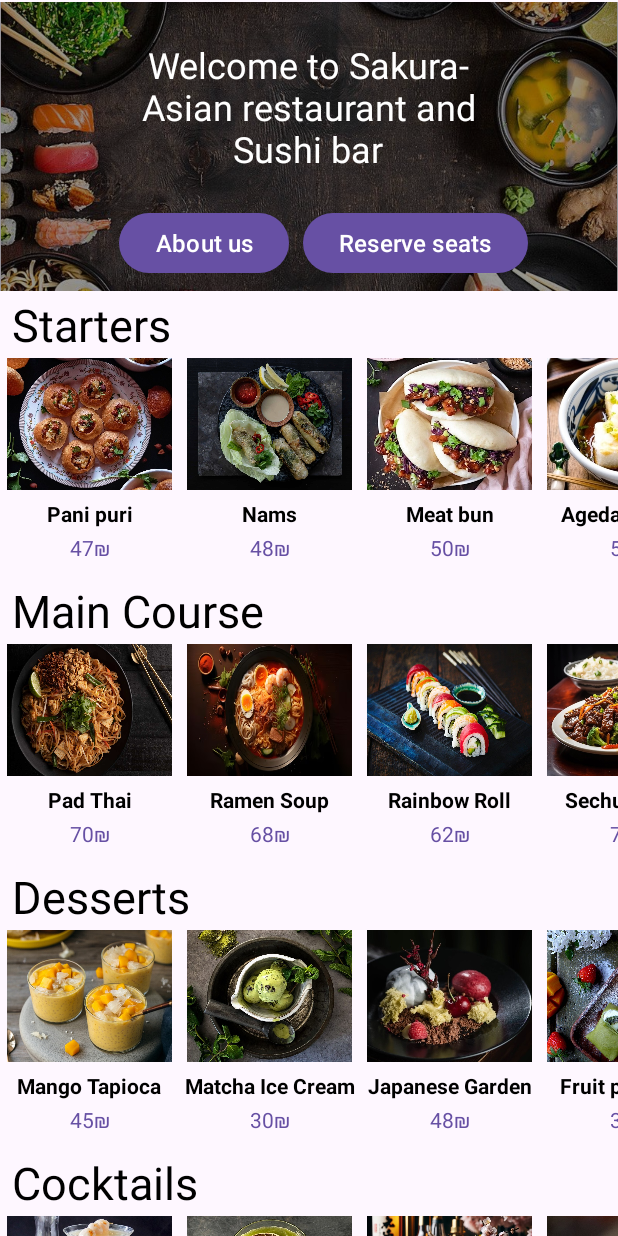
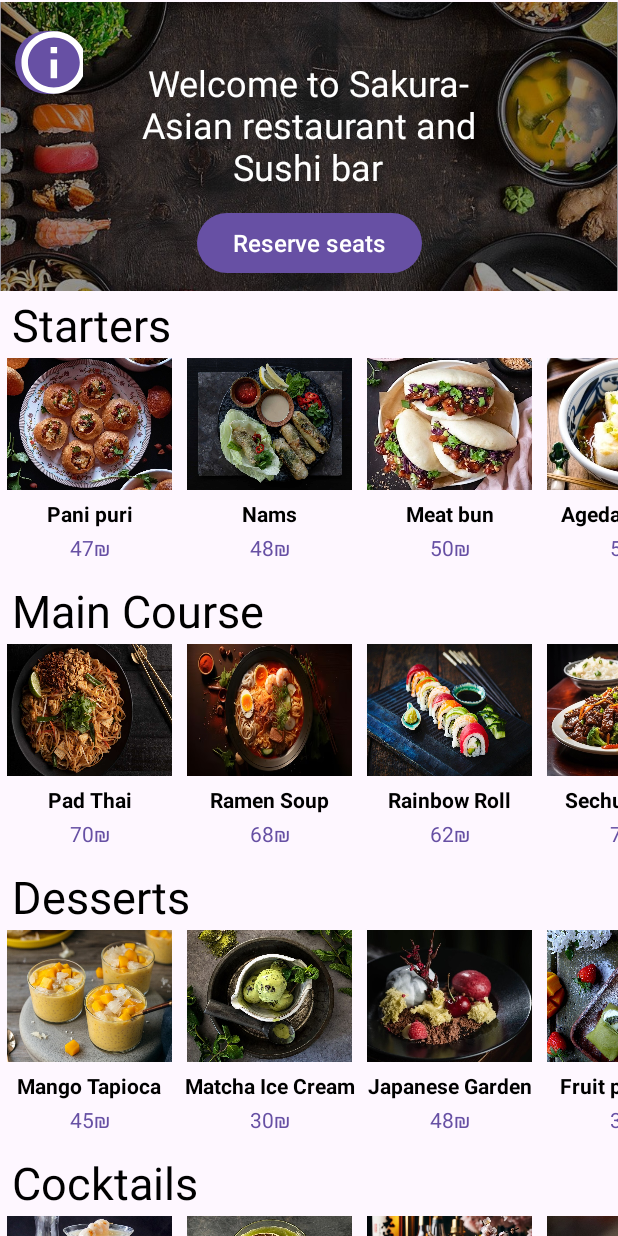
Before and after one commit to NoaErben/sushi-restaurant-kotlin, an Android app: the screen it shows after launch (MainActivity2), on a phone screen of 412 x 824 dp. Run offline under Robolectric (Android 15) with nearby library versions, the phone set to English and light mode, and no system bars; Roboto replaces fonts that are not available here; 2 statements that could not run were skipped.

Commit message:
added a i button that takes me to the our vision page

```diff
--- /dev/null
+++ b/app/src/main/res/drawable/back_btn_background.xml
@@ -0,0 +1,9 @@
+<?xml version="1.0" encoding="utf-8"?>
+<layer-list xmlns:android="http://schemas.android.com/apk/res/android">
+    <!-- Background circle shape -->
+    <item>
+        <shape android:shape="oval">
+            <solid android:color="@color/purple" />
+        </shape>
+    </item>
+</layer-list>
--- /dev/null
+++ b/app/src/main/res/drawable/circle_info_shape.xml
@@ -0,0 +1,4 @@
+<shape xmlns:android="http://schemas.android.com/apk/res/android"
+    android:shape="oval">
+    <solid android:color="@color/purple" />
+</shape>
--- /dev/null
+++ b/app/src/main/res/drawable/info_button.xml
@@ -0,0 +1,13 @@
+<vector xmlns:android="http://schemas.android.com/apk/res/android"
+    android:width="50dp"
+    android:height="50dp"
+    android:viewportWidth="21"
+    android:viewportHeight="24"
+    android:tint="@color/white"
+    android:alpha="1">
+
+    <path
+        android:fillColor="@color/white"
+        android:pathData="M11,7h2v2h-2V7zM11,11h2v6h-2V11zM12,2C6.48,2 2,6.48 2,12s4.48,10 10,10s10,-4.48 10,-10S17.52,2 12,2zM12,20c-4.41,0 -8,-3.59 -8,-8s3.59,-8 8,-8s8,3.59 8,8S16.41,20 12,20z"/>
+
+</vector>
--- a/app/src/main/res/drawable/reserve_seats_btn.xml
+++ /dev/null
@@ -1,8 +0,0 @@
-<?xml version="1.0" encoding="utf-8"?>
-<shape
-    xmlns:android="http://schemas.android.com/apk/res/android"
-    android:shape="oval">
-
-    <solid android:color="@color/lighter_purple"/>
-
-</shape>
--- a/app/src/main/res/layout/activity_main2.xml
+++ b/app/src/main/res/layout/activity_main2.xml
@@ -26,30 +26,52 @@
             app:layout_constraintStart_toStartOf="parent"
             app:layout_constraintTop_toTopOf="parent" />
 
-<!--        welcome text -->
 
+        <Button
+            android:id="@+id/about_us"
+            android:layout_width="45dp"
+            android:layout_height="50dp"
+            android:layout_marginStart="10dp"
+            android:layout_marginTop="15dp"
+            android:textAllCaps="false"
+            android:textColor="@color/white"
+            android:textSize="16sp"
+            android:background="@null"
+            android:foreground="@drawable/info_button"
+            app:layout_constraintStart_toStartOf="@+id/background_image"
+            app:layout_constraintTop_toTopOf="@+id/background_image"
+            app:layout_constraintDimensionRatio="1:1"/>
+
+
+
+        <!--        welcome text -->
+
+
+        <!--        reserve seats button-->
         <LinearLayout
             android:layout_width="match_parent"
             android:layout_height="wrap_content"
+            android:layout_marginTop="12dp"
+            android:orientation="horizontal"
             app:layout_constraintEnd_toEndOf="@+id/background_image"
+            app:layout_constraintHorizontal_bias="1.0"
             app:layout_constraintStart_toStartOf="@+id/background_image"
-            app:layout_constraintTop_toTopOf="@+id/background_image"
-            android:orientation="horizontal">
+            app:layout_constraintTop_toTopOf="@+id/background_image">
 
             <Space
                 android:layout_width="0dp"
                 android:layout_height="wrap_content"
-                android:layout_weight="0.8"/>
+                android:layout_weight="0.8" />
 
             <TextView
                 android:id="@+id/welcome_text"
                 android:layout_width="0dp"
-                android:layout_weight="3"
                 android:layout_height="wrap_content"
                 android:layout_margin="25dp"
+                android:layout_marginTop="96dp"
                 android:layout_marginEnd="25dp"
-                android:layout_marginTop="96dp"
                 android:layout_marginBottom="10dp"
+                android:layout_weight="3"
                 android:fontFamily="@font/actor"
                 android:gravity="center"
                 android:text="@string/welcome_to_sakura_asian_and_sushi_bar"
@@ -59,14 +81,11 @@
             <Space
                 android:layout_width="0dp"
                 android:layout_height="wrap_content"
-                android:layout_weight="0.8"/>
+                android:layout_weight="0.8" />
 
 
         </LinearLayout>
 
-
-
-        <!--        reserve seats button-->
         <Button
             android:id="@+id/reserve_seats"
             android:layout_width="wrap_content"
@@ -78,25 +97,24 @@
             android:textSize="16sp"
             app:layout_constraintBottom_toBottomOf="@+id/background_image"
             app:layout_constraintEnd_toEndOf="@+id/background_image"
-            app:layout_constraintHorizontal_bias="0.772"
             app:layout_constraintStart_toStartOf="@+id/background_image"
             app:layout_constraintWidth_percent=".8" />
 
         <!--        about us button-->
-        <Button
-            android:id="@+id/about_us"
-            android:layout_width="wrap_content"
-            android:layout_height="wrap_content"
-            android:layout_marginBottom="8dp"
-            android:text="@string/about_us"
-            android:textAllCaps="false"
-            android:textColor="@color/white"
-            android:textSize="16sp"
-            app:layout_constraintBottom_toBottomOf="@+id/background_image"
-            app:layout_constraintEnd_toEndOf="@+id/background_image"
-            app:layout_constraintHorizontal_bias="0.265"
-            app:layout_constraintStart_toStartOf="@+id/background_image"
-            app:layout_constraintWidth_percent=".8" />
+<!--        <Button-->
+<!--            android:id="@+id/about_us"-->
+<!--            android:layout_width="wrap_content"-->
+<!--            android:layout_height="wrap_content"-->
+<!--            android:layout_marginBottom="8dp"-->
+<!--            android:text="@string/about_us"-->
+<!--            android:textAllCaps="false"-->
+<!--            android:textColor="@color/white"-->
+<!--            android:textSize="16sp"-->
+<!--            app:layout_constraintBottom_toBottomOf="@+id/background_image"-->
+<!--            app:layout_constraintEnd_toEndOf="@+id/background_image"-->
+<!--            app:layout_constraintHorizontal_bias="0.265"-->
+<!--            app:layout_constraintStart_toStartOf="@+id/background_image"-->
+<!--            app:layout_constraintWidth_percent=".8" />-->
 
         <!--    starters-->
         <TextView
--- a/app/src/main/res/values/styles.xml
+++ b/app/src/main/res/values/styles.xml
@@ -10,7 +10,7 @@
         <item name="android:textColor">@color/white</item>
         <item name="android:textSize">18sp</item>
         <item name="android:padding">0dp</item>
-        <item name="android:background">@drawable/reserve_seats_btn</item>
+        <item name="android:background">@drawable/circle_info_shape</item>
     </style>
 
 </resources>
```
